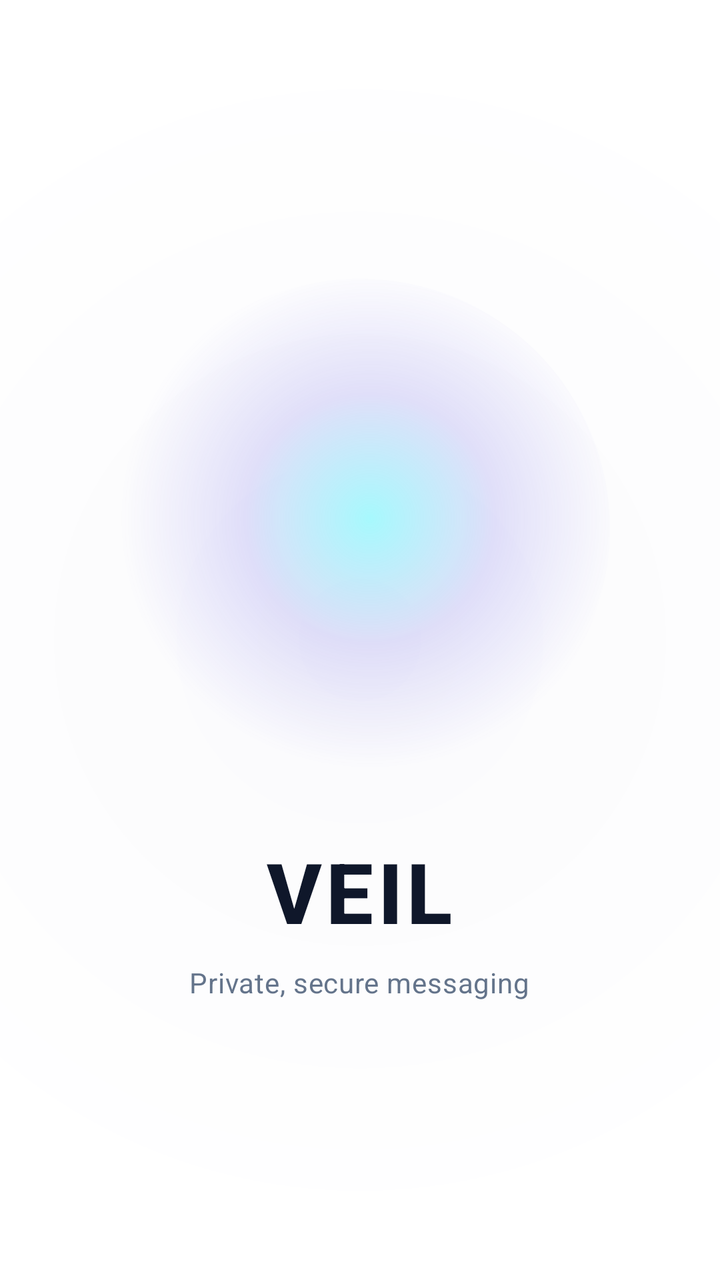
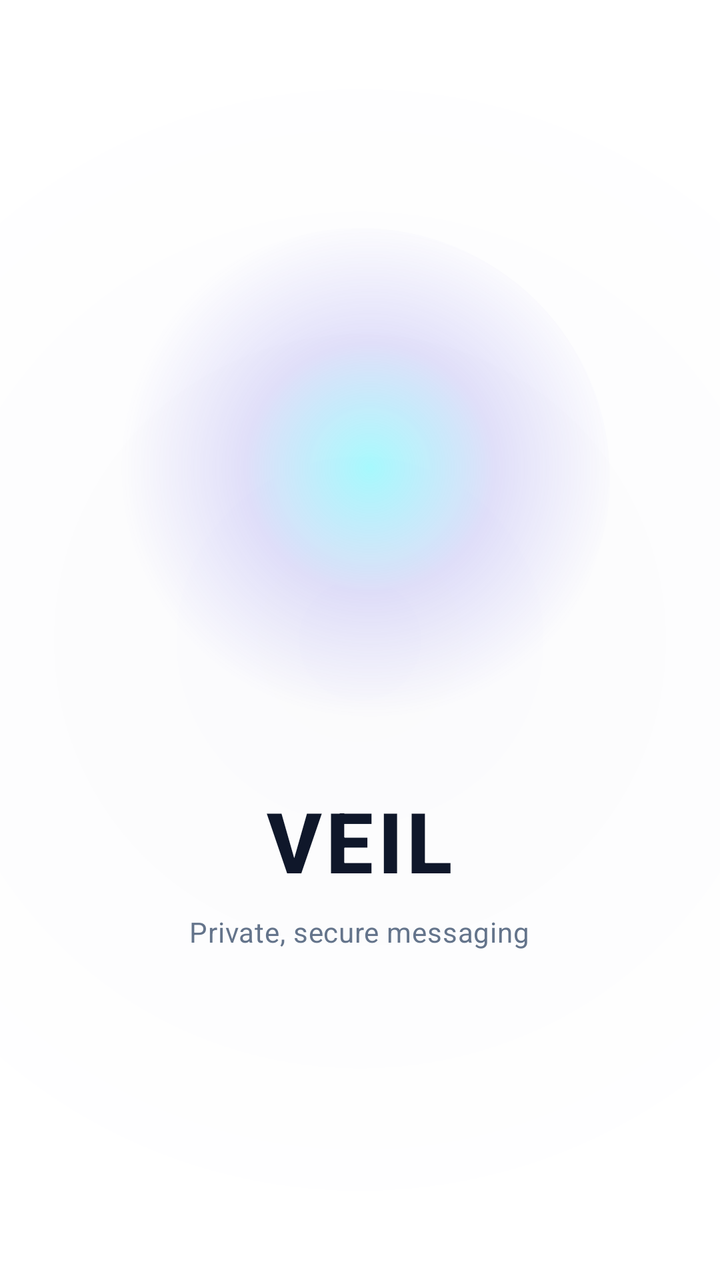

Compare the two renders of this Android layout. The source of the first and the diff that turns it into the second are given below.
<!-- AndroidManifest.xml: application theme Theme.VEIL -->
<!-- res/layout/activity_splash.xml -->
<?xml version="1.0" encoding="utf-8"?>
<RelativeLayout xmlns:android="http://schemas.android.com/apk/res/android"
    android:id="@+id/splash_root"
    android:layout_width="match_parent"
    android:layout_height="match_parent"
    android:background="@drawable/splash_background"
    android:padding="40dp">

    
    <LinearLayout
        android:layout_width="match_parent"
        android:layout_height="match_parent"
        android:orientation="vertical"
        android:gravity="center"
        android:layout_centerInParent="true">

        

        <RelativeLayout
            android:layout_width="250dp"
            android:layout_height="250dp"
            android:layout_marginBottom="28dp"
            android:clipChildren="false"
            android:clipToPadding="false">

            
            <ImageView
                android:id="@+id/shield_glow"
                android:layout_width="250dp"
                android:layout_height="250dp"
                android:layout_centerInParent="true"
                android:src="@drawable/shield_glow"
                android:scaleType="fitCenter" />

            
            <ImageView
                android:id="@+id/splash_logo"
                android:layout_width="200dp"
                android:layout_height="200dp"
                android:layout_centerInParent="true"
                android:scaleType="fitCenter" />

        </RelativeLayout>

        
        <LinearLayout
            android:id="@+id/text_container"
            android:layout_width="wrap_content"
            android:layout_height="wrap_content"
            android:orientation="vertical"
            android:gravity="center">

            <TextView
                android:id="@+id/app_name"
                android:layout_width="wrap_content"
                android:layout_height="wrap_content"
                android:text="@string/app_name"
                android:textColor="@color/text_primary"
                android:textSize="42sp"
                android:textStyle="bold"
                android:letterSpacing="0.05"
                android:fontFamily="sans-serif-medium" />

            <TextView
                android:id="@+id/tagline"
                android:layout_width="wrap_content"
                android:layout_height="wrap_content"
                android:text="@string/tagline"
                android:textColor="@color/text_secondary"
                android:textSize="14sp"
                android:layout_marginTop="8dp"
                android:letterSpacing="0.02"
                android:fontFamily="sans-serif" />

        </LinearLayout>

    </LinearLayout>

    
    <ImageView
        android:id="@+id/particles_view"
        android:layout_width="match_parent"
        android:layout_height="match_parent"
        android:src="@drawable/particles_background"
        android:scaleType="centerCrop"
        android:alpha="0.2" />

</RelativeLayout>
<!-- resources referenced by this layout -->
<resources>
  <string name="app_name">VEIL</string>
  <style name="Base.Theme.VEIL" parent="Theme.Material3.DayNight.NoActionBar">
          <item name="android:statusBarColor">@android:color/transparent</item>
          <item name="android:navigationBarColor">@android:color/transparent</item>
          <item name="android:windowLightStatusBar" tools:targetApi="m">true</item>
          <item name="colorPrimary">@color/colorPrimary</item>
          <item name="colorOnPrimary">@color/colorOnPrimary</item>
          <item name="colorPrimaryContainer">@color/colorPrimaryContainer</item>
          <item name="colorOnPrimaryContainer">@color/colorOnPrimaryContainer</item>
          <item name="colorSurface">@color/colorSurface</item>
          <item name="colorSurfaceVariant">@color/colorSurfaceVariant</item>
          <item name="colorOutline">@color/colorOutline</item>
          <item name="android:colorBackground">@color/colorBackground</item>
          <item name="bottomSheetDialogTheme">@style/ModernBottomSheetDialogTheme</item>
      </style>
  <!-- unchanged entries left out for length: 19 -->
</resources>

<!-- the commit's change to res/layout/activity_splash.xml (unified diff, before → after) -->
@@ -72,6 +72,41 @@
                 android:letterSpacing="0.02"
                 android:fontFamily="sans-serif" />
 
+            
+            <LinearLayout
+                android:id="@+id/layout_connection_status"
+                android:layout_width="wrap_content"
+                android:layout_height="wrap_content"
+                android:layout_marginTop="22dp"
+                android:background="@drawable/bg_splash_connection_pill"
+                android:gravity="center_vertical"
+                android:orientation="horizontal"
+                android:paddingStart="14dp"
+                android:paddingTop="6dp"
+                android:paddingEnd="16dp"
+                android:paddingBottom="6dp"
+                android:alpha="0">
+
+                
+                <View
+                    android:id="@+id/view_status_dot"
+                    android:layout_width="7dp"
+                    android:layout_height="7dp"
+                    android:layout_marginEnd="9dp"
+                    android:background="@drawable/bg_splash_status_dot" />
+
+                
+                <TextView
+                    android:id="@+id/tv_connection_status"
+                    android:layout_width="wrap_content"
+                    android:layout_height="wrap_content"
+                    android:fontFamily="sans-serif-medium"
+                    android:letterSpacing="0.02"
+                    android:text="Connecting to secure mesh…"
+                    android:textColor="@color/colorTextSecondary"
+                    android:textSize="12sp" />
+            </LinearLayout>
+
         </LinearLayout>
 
     </LinearLayout>
<!-- resource entries referenced after the edit -->
@@ -1,6 +1,24 @@
 <!-- resources referenced by this layout -->
 <resources>
+  <color name="colorTextSecondary">#64748B</color>
+  <!-- drawable bg_splash_connection_pill (drawable) -->
+  <?xml version="1.0" encoding="utf-8"?>
+  <shape xmlns:android="http://schemas.android.com/apk/res/android"
+      android:shape="rectangle">
+      <corners android:radius="18dp" />
+      <solid android:color="@color/colorSurfaceVariant" />
+      <stroke
+          android:width="1dp"
+          android:color="@color/colorOutline" />
+  </shape>
+  <!-- drawable bg_splash_status_dot (drawable) -->
+  <?xml version="1.0" encoding="utf-8"?>
+  <shape xmlns:android="http://schemas.android.com/apk/res/android"
+      android:shape="oval">
+      <solid android:color="@color/veil_accent" />
+  </shape>
   <string name="app_name">VEIL</string>
+  <color name="veil_accent">#4F46E5</color>
   <style name="Base.Theme.VEIL" parent="Theme.Material3.DayNight.NoActionBar">
           <item name="android:statusBarColor">@android:color/transparent</item>
           <item name="android:navigationBarColor">@android:color/transparent</item>
@@ -9,12 +27,46 @@
           <item name="colorOnPrimary">@color/colorOnPrimary</item>
           <item name="colorPrimaryContainer">@color/colorPrimaryContainer</item>
           <item name="colorOnPrimaryContainer">@color/colorOnPrimaryContainer</item>
+          <item name="colorSecondary">@color/colorSecondary</item>
+          <item name="colorOnSecondary">@color/colorOnSecondary</item>
+          <item name="colorSecondaryContainer">@color/colorSecondaryContainer</item>
+          <item name="colorOnSecondaryContainer">@color/colorOnSecondaryContainer</item>
+          <item name="colorTertiary">@color/colorTertiary</item>
+          <item name="colorOnTertiary">@color/colorOnTertiary</item>
+          <item name="colorTertiaryContainer">@color/colorTertiaryContainer</item>
+          <item name="colorOnTertiaryContainer">@color/colorOnTertiaryContainer</item>
           <item name="colorSurface">@color/colorSurface</item>
+          <item name="colorOnSurface">@color/colorOnSurface</item>
           <item name="colorSurfaceVariant">@color/colorSurfaceVariant</item>
+          <item name="colorOnSurfaceVariant">@color/colorOnSurfaceVariant</item>
+          <item name="colorSurfaceDim">@color/colorSurfaceDim</item>
+          <item name="colorSurfaceBright">@color/colorSurfaceBright</item>
+          <item name="colorSurfaceContainerLowest">@color/colorSurfaceContainerLowest</item>
+          <item name="colorSurfaceContainerLow">@color/colorSurfaceContainerLow</item>
+          <item name="colorSurfaceContainer">@color/colorSurfaceContainer</item>
+          <item name="colorSurfaceContainerHigh">@color/colorSurfaceContainerHigh</item>
+          <item name="colorSurfaceContainerHighest">@color/colorSurfaceContainerHighest</item>
           <item name="colorOutline">@color/colorOutline</item>
           <item name="android:colorBackground">@color/colorBackground</item>
           <item name="bottomSheetDialogTheme">@style/ModernBottomSheetDialogTheme</item>
       </style>
+  <color name="colorSecondary">#0D9488</color>
+  <color name="colorOnSecondary">#FFFFFF</color>
+  <color name="colorSecondaryContainer">#EEF2FF</color>
+  <color name="colorOnSecondaryContainer">#3730A3</color>
+  <color name="colorTertiary">#06B6D4</color>
+  <color name="colorOnTertiary">#FFFFFF</color>
+  <color name="colorTertiaryContainer">#ECFEFF</color>
+  <color name="colorOnTertiaryContainer">#155E75</color>
+  <color name="colorOnSurface">#0F172A</color>
+  <color name="colorOnSurfaceVariant">#475569</color>
+  <color name="colorSurfaceDim">#E2E8F0</color>
+  <color name="colorSurfaceBright">#FFFFFF</color>
+  <color name="colorSurfaceContainerLowest">#FFFFFF</color>
+  <color name="colorSurfaceContainerLow">#F8FAFC</color>
+  <color name="colorSurfaceContainer">#F1F5F9</color>
+  <color name="colorSurfaceContainerHigh">#E2E8F0</color>
+  <color name="colorSurfaceContainerHighest">#CBD5E1</color>
   <!-- unchanged entries left out for length: 19 -->
 </resources>
 
